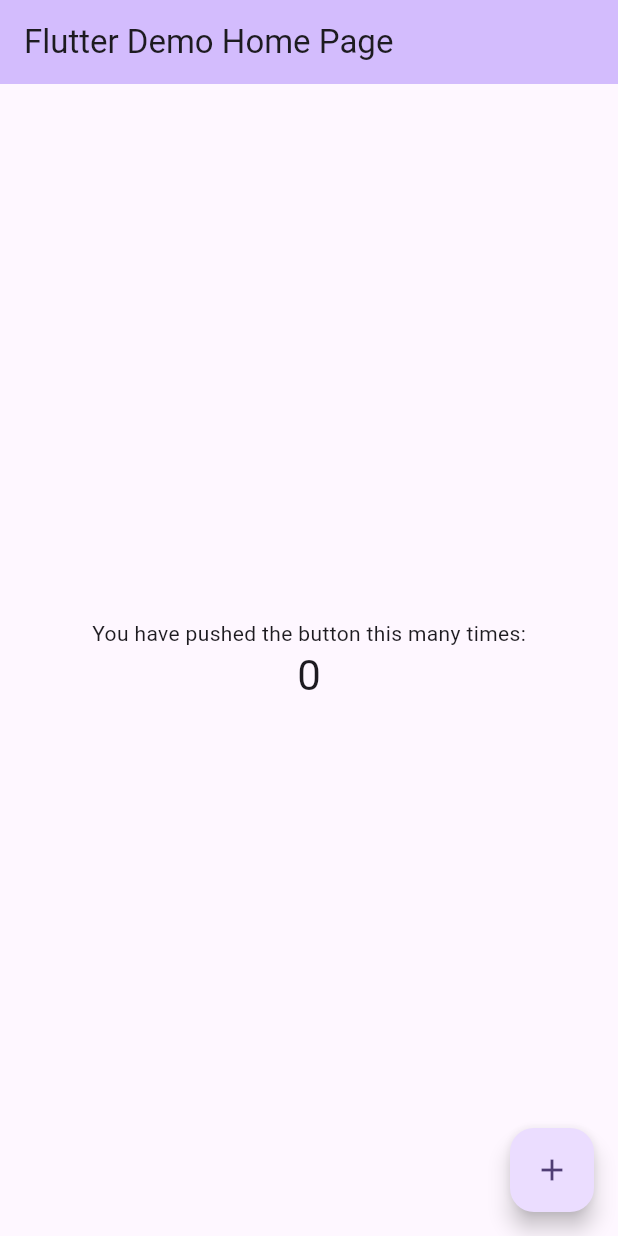
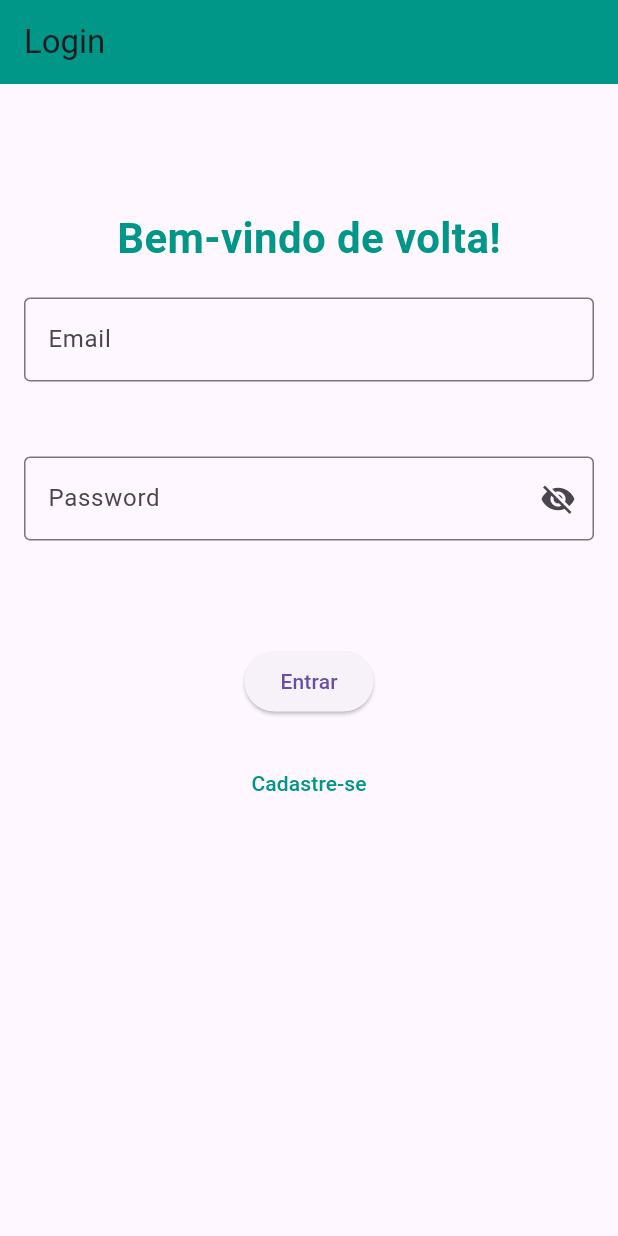
Before and after one commit to cleiton-bp/autentication-flutter, a Flutter app: the screen it shows after launch, on a phone screen of 412 x 824 dp. Run offline on Flutter 3.47's test engine with Material 3 defaults, Android fonts, the phone set to English and light mode, and no system bars; our stand-ins replace animate_do, firebase_auth, firebase_core; accounts and stored records are empty.

Commit message:
login/register

```diff
--- a/lib/main.dart
+++ b/lib/main.dart
@@ -1,7 +1,11 @@
+import 'package:autentocacao/screens/home_screen.dart';
+import 'package:autentocacao/screens/login_screen.dart';
+import 'package:autentocacao/screens/register_screen.dart';
+import 'package:autentocacao/services/auth_service.dart';
+import 'package:firebase_core/firebase_core.dart';
 import 'package:flutter/material.dart';
-import 'package:firebase_core/firebase_core.dart';
+
 import 'firebase_options.dart';
-
 
 void main() async {
   WidgetsFlutterBinding.ensureInitialized();
@@ -11,67 +15,33 @@ void main() async {
   runApp(const MyApp());
 }
 
-class MyApp extends StatelessWidget {
+class MyApp extends StatefulWidget {
   const MyApp({super.key});
 
-  // This widget is the root of your application.
+  @override
+  State<MyApp> createState() => _MyAppState();
+}
+
+class _MyAppState extends State<MyApp> {
+  final AuthService authService = AuthService();
+  bool isAuthenticated = false;
+
+  @override
+  void initState() {
+    super.initState();
+    isAuthenticated = authService.user != null;
+  }
+
   @override
   Widget build(BuildContext context) {
     return MaterialApp(
       title: 'Flutter Demo',
-      theme: ThemeData(
-        colorScheme: ColorScheme.fromSeed(seedColor: Colors.deepPurple),
-        useMaterial3: true,
-      ),
-      home: const MyHomePage(title: 'Flutter Demo Home Page'),
+      initialRoute: isAuthenticated ? "/home" : "/",
+      routes: {
+        "/": (context) => LoginScreen(authService: authService),
+        "/register": (context) => RegisterScreen(authService: authService),
+        "/home": (context) => HomeScreen(authService: authService),
+      },
     );
   }
 }
-
-class MyHomePage extends StatefulWidget {
-  const MyHomePage({super.key, required this.title});
-
-  final String title;
-
-  @override
-  State<MyHomePage> createState() => _MyHomePageState();
-}
-
-class _MyHomePageState extends State<MyHomePage> {
-  int _counter = 0;
-
-  void _incrementCounter() {
-    setState(() {
-      _counter++;
-    });
-  }
-
-  @override
-  Widget build(BuildContext context) {
-    return Scaffold(
-      appBar: AppBar(
-        backgroundColor: Theme.of(context).colorScheme.inversePrimary,
-        title: Text(widget.title),
-      ),
-      body: Center(
-        child: Column(
-          mainAxisAlignment: MainAxisAlignment.center,
-          children: <Widget>[
-            const Text(
-              'You have pushed the button this many times:',
-            ),
-            Text(
-              '$_counter',
-              style: Theme.of(context).textTheme.headlineMedium,
-            ),
-          ],
-        ),
-      ),
-      floatingActionButton: FloatingActionButton(
-        onPressed: _incrementCounter,
-        tooltip: 'Increment',
-        child: const Icon(Icons.add),
-      ), // This trailing comma makes auto-formatting nicer for build methods.
-    );
-  }
-}
--- a/lib/screens/login_screen.dart
+++ b/lib/screens/login_screen.dart
@@ -0,0 +1,118 @@
+import 'package:flutter/material.dart';
+import 'package:animate_do/animate_do.dart';
+import '../services/auth_service.dart';
+import '../widgets/custom_input.dart';
+import '../widgets/custom_input_password.dart';
+import '../widgets/error_auth.dart';
+import '../widgets/custom_loading.dart';
+import 'register_screen.dart';
+
+class LoginScreen extends StatelessWidget {
+  final AuthService authService;
+
+  const LoginScreen({super.key, required this.authService});
+
+  @override
+  Widget build(BuildContext context) {
+    return Scaffold(
+      appBar: AppBar(
+        backgroundColor: Colors.teal,
+        title: const Text("Login"),
+      ),
+      body: SingleChildScrollView(
+        child: Padding(
+          padding: EdgeInsets.symmetric(
+            vertical: MediaQuery.of(context).size.height * 0.10,
+            horizontal: 16,
+          ),
+          child: Column(
+            crossAxisAlignment: CrossAxisAlignment.center,
+            children: [
+              SlideInUp(
+                child: const Text(
+                  'Bem-vindo de volta!',
+                  style: TextStyle(
+                    fontSize: 28,
+                    fontWeight: FontWeight.bold,
+                    color: Colors.teal,
+                  ),
+                ),
+              ),
+              const SizedBox(height: 20),
+              SlideInUp(
+                delay: const Duration(milliseconds: 200),
+                child: CustomInput(
+                  controller: authService.emailController,
+                  textInputType: TextInputType.emailAddress,
+                  label: 'Email',
+                  hintText: 'Digite seu email',
+                ),
+              ),
+              const SizedBox(height: 20),
+              SlideInUp(
+                delay: const Duration(milliseconds: 400),
+                child: CustomInputPassword(
+                  controller: authService.passwordController,
+                  textInputType: TextInputType.visiblePassword,
+                  label: 'Senha',
+                  hintText: 'Digite sua senha',
+                ),
+              ),
+              const SizedBox(height: 20),
+              ErrorAuth(
+                listenable: authService.isErrorGeneric,
+                messageError: "Um problema ocorreu",
+              ),
+              ErrorAuth(
+                listenable: authService.isErrorCredential,
+                messageError: "Suas credenciais estão inválidas",
+              ),
+              const SizedBox(height: 20),
+              SlideInUp(
+                delay: const Duration(milliseconds: 600),
+                child: CustomLoading(
+                  listenable: authService.isLoading,
+                  textButton: "Entrar",
+                  action: () {
+                    authService.login(context);
+                  },
+                ),
+              ),
+              const SizedBox(height: 20),
+              SlideInUp(
+                delay: const Duration(milliseconds: 800),
+                child: TextButton(
+                  onPressed: () {
+                    Navigator.push(
+                      context,
+                      PageRouteBuilder(
+                        pageBuilder: (context, animation, secondaryAnimation) => RegisterScreen(authService: authService),
+                        transitionsBuilder: (context, animation, secondaryAnimation, child) {
+                          const begin = Offset(1.0, 0.0);
+                          const end = Offset.zero;
+                          const curve = Curves.ease;
+
+                          var tween = Tween(begin: begin, end: end).chain(CurveTween(curve: curve));
+                          var offsetAnimation = animation.drive(tween);
+
+                          return SlideTransition(
+                            position: offsetAnimation,
+                            child: child,
+                          );
+                        },
+                      ),
+                    );
+                  },
+                  child: const Text(
+                    "Cadastre-se",
+                    style: TextStyle(color: Colors.teal),
+                  ),
+                ),
+              ),
+            ],
+          ),
+        ),
+      ),
+    );
+  }
+}
--- /dev/null
+++ b/lib/widgets/custom_input.dart
@@ -0,0 +1,26 @@
+import 'package:flutter/material.dart';
+
+class CustomInput extends StatelessWidget {
+  final TextEditingController controller;
+  final TextInputType textInputType;
+  final String label;
+  final String hintText;
+
+  const CustomInput({super.key, required this.controller, required this.textInputType, required this.label, required this.hintText});
+
+  @override
+  Widget build(BuildContext context) {
+    return Padding(
+      padding: const EdgeInsets.only(bottom: 30),
+      child: TextField(
+        controller: controller,
+        keyboardType: textInputType,
+        decoration: InputDecoration(
+          label: Text(label),
+          hintText: hintText,
+          border: OutlineInputBorder(),
+        ),
+      ),
+    );
+  }
+}
--- /dev/null
+++ b/lib/widgets/custom_input_password.dart
@@ -0,0 +1,46 @@
+import 'package:flutter/material.dart';
+
+class CustomInputPassword extends StatefulWidget {
+  final TextEditingController controller;
+  final TextInputType textInputType;
+  final String label;
+  final String hintText;
+
+  const CustomInputPassword({super.key, required this.controller, required this.textInputType, required this.label, required this.hintText});
+
+  @override
+  State<CustomInputPassword> createState() => _CustomInputPasswordState();
+}
+
+class _CustomInputPasswordState extends State<CustomInputPassword> {
+  bool _isObscureText = true;
+
+  _onClickObscureText() {
+    setState(() {
+      _isObscureText = !_isObscureText;
+    });
+  }
+
+  @override
+  Widget build(BuildContext context) {
+    return Padding(
+      padding: const EdgeInsets.only(bottom: 30),
+      child: TextField(
+        controller: widget.controller,
+        keyboardType: widget.textInputType,
+        obscureText: _isObscureText,
+        decoration: InputDecoration(
+          label: const Text("Password"),
+          hintText: "Password",
+          suffixIcon: IconButton(
+            onPressed: _onClickObscureText,
+            icon: _isObscureText
+                ? const Icon(Icons.visibility_off)
+                : const Icon(Icons.visibility),
+          ),
+          border: const OutlineInputBorder(),
+        ),
+      ),
+    );
+  }
+}
--- /dev/null
+++ b/lib/widgets/custom_loading.dart
@@ -0,0 +1,29 @@
+import 'package:flutter/foundation.dart';
+import 'package:flutter/material.dart';
+
+class CustomLoading extends StatelessWidget {
+  final ValueListenable listenable;
+  final String textButton;
+  final VoidCallback action;
+
+  const CustomLoading(
+      {super.key,
+      required this.listenable,
+      required this.textButton,
+      required this.action});
+
+  @override
+  Widget build(BuildContext context) {
+    return ValueListenableBuilder(
+      valueListenable: listenable,
+      builder: (context, isLoading, _) {
+        return ElevatedButton(
+          onPressed: isLoading ? null : action,
+          child: !isLoading
+              ? Text(textButton)
+              : const CircularProgressIndicator(),
+        );
+      },
+    );
+  }
+}
--- a/pubspec.yaml
+++ b/pubspec.yaml
@@ -41,6 +41,7 @@ dependencies:
 dev_dependencies:
   flutter_test:
     sdk: flutter
+  animate_do: ^2.0.0
 
   # The "flutter_lints" package below contains a set of recommended lints to
   # encourage good coding practices. The lint set provided by the package is
```
Also changed, not shown: lib/screens/home_screen.dart (+35 -0 lines), lib/screens/register_screen.dart (+114 -0 lines), lib/services/auth_service.dart (+89 -0 lines), lib/widgets/error_auth.dart (added, +33 -0 lines), pubspec.lock.
